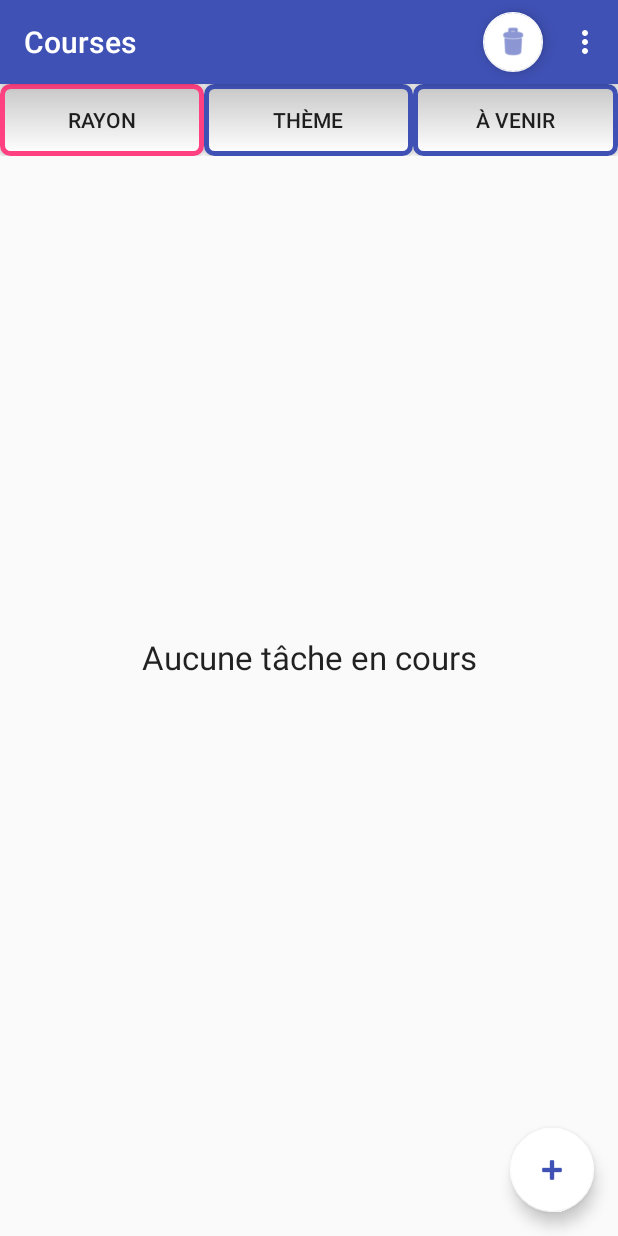
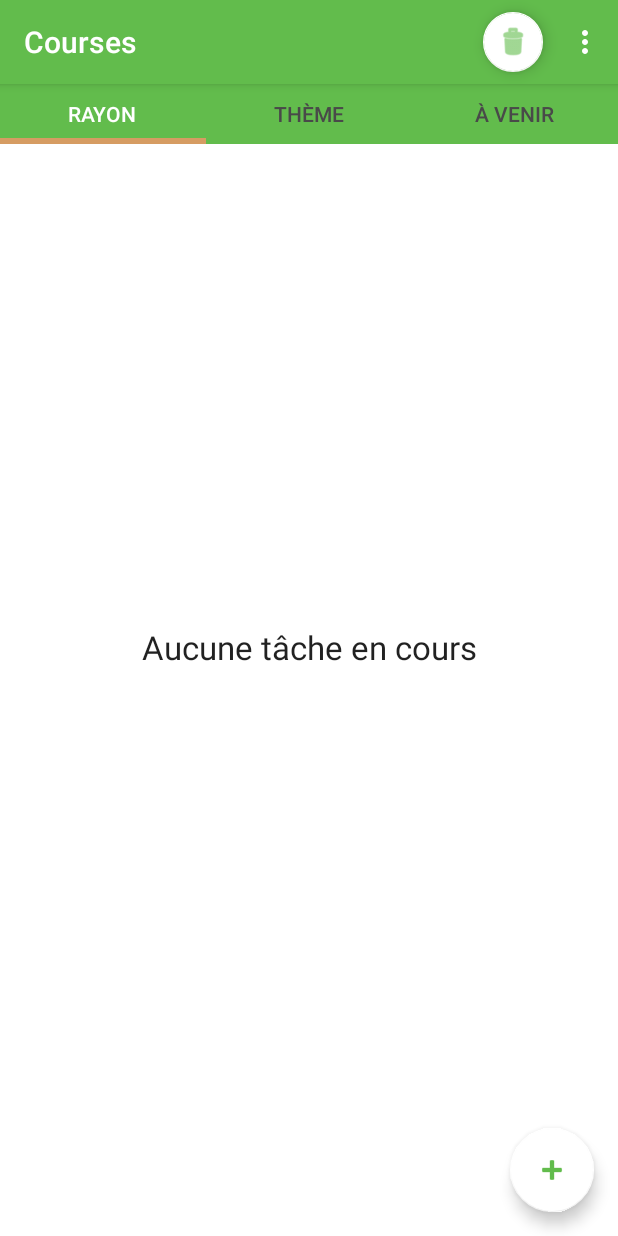
Before and after one commit to Horrih/Courses, an Android app: the screen it shows after launch (MainActivity), on a phone screen of 412 x 824 dp. Run offline under Robolectric (Android 15) with nearby library versions, the phone set to English and light mode, and no system bars.

Commit message:
Improvement of theme colors

```diff
--- a/app/build.gradle
+++ b/app/build.gradle
@@ -4,7 +4,7 @@ android {
     compileSdkVersion 27
     defaultConfig {
         applicationId "charles.courses"
-        minSdkVersion 15
+        minSdkVersion 19
         targetSdkVersion 27
         versionCode 1
         versionName "1.0"
--- a/app/src/main/java/charles/courses/MainActivity.java
+++ b/app/src/main/java/charles/courses/MainActivity.java
@@ -4,13 +4,13 @@ import android.content.Context;
 import android.content.Intent;
 import android.os.Bundle;
 import android.os.Handler;
+import android.support.design.widget.TabLayout;
 import android.support.v4.view.ViewPager;
 import android.support.v7.app.AppCompatActivity;
 import android.support.v7.widget.Toolbar;
 import android.view.View;
 import android.view.Menu;
 import android.view.MenuItem;
-import android.widget.Button;
 
 import java.io.FileInputStream;
 import java.io.FileOutputStream;
@@ -47,47 +47,9 @@ public class MainActivity extends AppCompatActivity {
         taskPager_ = findViewById(R.id.TaskPager);
         taskPager_.setAdapter(adapter_);
 
-        // Watch for button clicks.
-        final ArrayList<Button> buttons = new ArrayList<>();
-
-        //Tab 1 : tasks by store
-        Button button = findViewById(R.id.StorePageButton);
-        button.setOnClickListener(new View.OnClickListener() {
-            @Override
-            public void onClick(View v) {
-                taskPager_.setCurrentItem(0);
-            }
-        });
-        buttons.add( button );
-
-        //Tab 2 : tasks by reason
-        button = findViewById(R.id.ReasonPageButton);
-        button.setOnClickListener(new View.OnClickListener() {
-            @Override
-            public void onClick(View v) {
-                taskPager_.setCurrentItem(1);
-            }
-        });
-        buttons.add( button );
-
-        //Tab 3 : recurring tasks
-        button = findViewById(R.id.IncomingPageButton);
-        button.setOnClickListener(new View.OnClickListener() {
-            @Override
-            public void onClick(View v) {
-                taskPager_.setCurrentItem(2);
-            }
-        });
-        buttons.add( button );
-
-        taskPager_.addOnPageChangeListener(new ViewPager.SimpleOnPageChangeListener() {
-            @Override
-            public void onPageSelected(int position ){
-                for ( int i = 0; i < buttons.size(); i++ ) {
-                    buttons.get( i ).setBackgroundResource( ( i == position ) ? R.drawable.tab_style_active : R.drawable.tab_style_inactive);
-                }
-            }
-        });
+        // Give the TabLayout the ViewPager
+        TabLayout tabLayout = findViewById(R.id.sliding_tabs);
+        tabLayout.setupWithViewPager(taskPager_);
 
         periodicCallback_ = new Runnable() {
             @Override
--- a/app/src/main/java/charles/courses/PageAdapter.java
+++ b/app/src/main/java/charles/courses/PageAdapter.java
@@ -36,6 +36,21 @@ class PageAdapter extends FragmentPagerAdapter {
     void refresh() {
         for ( TaskAdapter adapter : adapters_ ) {
             adapter.refresh();
+        }
+    }
+
+    @Override
+    public CharSequence getPageTitle(int position) {
+        // Generate title based on item position
+        switch (position) {
+            case 0:
+                return "Rayon";
+            case 1:
+                return "Thème";
+            case 2:
+                return "À Venir";
+            default:
+                return null;
         }
     }
 
--- a/app/src/main/java/charles/courses/RecurrenceTaskAdapter.java
+++ b/app/src/main/java/charles/courses/RecurrenceTaskAdapter.java
@@ -50,14 +50,14 @@ public class RecurrenceTaskAdapter extends TaskAdapter {
 
     @Override
     public View getChildView(int groupPosition, final int childPosition, boolean isLastChild, View convertView, ViewGroup parent) {
-        //We will display the date instead of quantity
+        //We will display the next occurence date of the task in addition to the rest
         View view  = super.getChildView(groupPosition, childPosition, isLastChild, convertView, parent);
         TaskData task = (TaskData) view.getTag();
         DateFormat df = new SimpleDateFormat("dd/MM/yyyy", Locale.FRANCE );
         String nextDate = df.format( task.recurrence_.nextAvailableDate() );
 
         //Setting the value
-        TextView nextOccurrence = view.findViewById(R.id.TaskQuantity);
+        TextView nextOccurrence = view.findViewById(R.id.TaskExpiryDate);
         nextOccurrence.setText( nextDate );
         return view;
     }
--- a/app/src/main/res/layout/activity_main.xml
+++ b/app/src/main/res/layout/activity_main.xml
@@ -4,6 +4,7 @@
     xmlns:tools="http://schemas.android.com/tools"
     android:layout_width="match_parent"
     android:layout_height="match_parent"
+    android:background="@color/light"
     tools:context="charles.courses.MainActivity">
 
     <android.support.design.widget.AppBarLayout
--- a/app/src/main/res/layout/content_main.xml
+++ b/app/src/main/res/layout/content_main.xml
@@ -8,43 +8,24 @@
     tools:context="charles.courses.MainActivity"
     tools:showIn="@layout/activity_main">
 
-    <LinearLayout
-        android:id="@+id/linearLayout"
+    <android.support.design.widget.TabLayout
+        android:id="@+id/sliding_tabs"
         android:layout_width="match_parent"
-        android:layout_height="wrap_content">
-
-        <Button
-            android:id="@+id/StorePageButton"
-            android:layout_width="85dp"
-            android:layout_height="wrap_content"
-            android:layout_weight="1"
-            android:background="@drawable/tab_style_active"
-            android:text="Rayon" />
-
-        <Button
-            android:id="@+id/ReasonPageButton"
-            android:layout_width="wrap_content"
-            android:layout_height="wrap_content"
-            android:layout_weight="1"
-            android:background="@drawable/tab_style_inactive"
-            android:text="Thème" />
-
-        <Button
-            android:id="@+id/IncomingPageButton"
-            android:layout_width="85dp"
-            android:layout_height="wrap_content"
-            android:layout_weight="1"
-            android:background="@drawable/tab_style_inactive"
-            android:text="À venir" />
-    </LinearLayout>
+        android:background="@color/colorPrimary"
+        app:tabTextColor="@color/textLight"
+        app:tabSelectedTextColor="@color/light"
+        app:tabIndicatorHeight="4dp"
+        android:layout_height="40dp"
+        app:tabMode="fixed" />
 
     <android.support.v4.view.ViewPager
         android:id="@+id/TaskPager"
         android:layout_width="match_parent"
         android:layout_height="0px"
         android:layout_weight="1"
+        android:paddingTop="3dp"
         app:layout_constraintEnd_toEndOf="parent"
         app:layout_constraintStart_toStartOf="parent"
-        app:layout_constraintTop_toBottomOf="@+id/linearLayout" />
+        app:layout_constraintTop_toBottomOf="@id/sliding_tabs" />
 
 </android.support.constraint.ConstraintLayout>
--- a/app/src/main/res/values/colors.xml
+++ b/app/src/main/res/values/colors.xml
@@ -1,7 +1,11 @@
 <?xml version="1.0" encoding="utf-8"?>
 <resources>
-    <color name="colorPrimary">#3f51b5</color>
-    <color name="colorPrimaryDark">#303F9F</color>
-    <color name="colorAccent">#FF4081</color>
+    <color name="colorPrimary">#62bc4c</color>
+    <color name="colorPrimaryDark">#0d7c11</color>
+    <color name="colorAccent">#d69c63</color>
     <color name="light">#ffffff</color>
+    <color name="lightDark">#e2e2e2</color>
+    <color name="text">#353535</color>
+    <color name="textLight">#494949</color>
+    <color name="textGrayed">#a6a5a5</color>
 </resources>
```
Also changed, not shown: app/src/main/java/charles/courses/TaskAdapter.java (+30 -10 lines), app/src/main/res/layout/task_group_view.xml (+5 -4 lines), app/src/main/res/layout/task_view.xml (+4 -5 lines).
